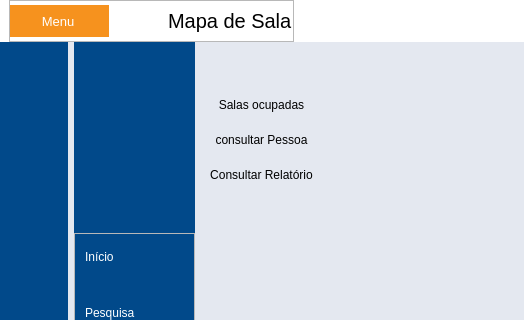
The window that App/view/ui/home.ui (Senac-SOR-ADS/Mapa-de-Sala) describes before a commit, drawn with Qt 5; both pictures show x 0 to 524 and y 0 to 320 of the 1260 by 764 pixel window.
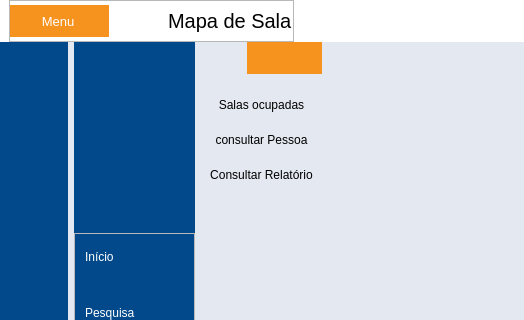
The same window after the commit. The open tabs and pages were chosen to show the change. Icons and pictures are not drawn.

Commit message: sem conflitos aparentemente

```diff
--- a/App/view/ui/home.ui
+++ b/App/view/ui/home.ui
@@ -22,21 +22,12 @@
 	border-bottom-left-radius: 10px;
 }
 
-#cabecalho {
-	background-color: #fff;
-}
-
 #containerGeral {
 	background-color: #e4e8f0;
-
 }
 
-#inicio {
-	background-color: transparent;
-}
-
-#logoTitulo, #btnsJanela {
-	backgroud-color: transparent;
+#cabecalho {
+	background-color: #fff;
 }
 
 #menuSimples, #subMenuLateral {
@@ -76,12 +67,7 @@
 	color: #fff;
 }
 
-#btnTelaCheia:hover {
-	background-color: #ccc;
-	color: #FFF;
-}
-
-#btnMinimizar:hover {
+#btnTelaCheia:hover, #btnMinimizar:hover {
 	background-color: #ccc;
 	color: #FFF;
 }
@@ -112,7 +98,6 @@
 #btnFecharMenuQuebrado {
 	background-color: #f6921e;
 	border: none;
-	background-color: none;
 }</string>
   </property>
   <widget class="QWidget" name="centralwidget">
```
Left out of the diff: 24 changed lines with no effect on the pictures.
